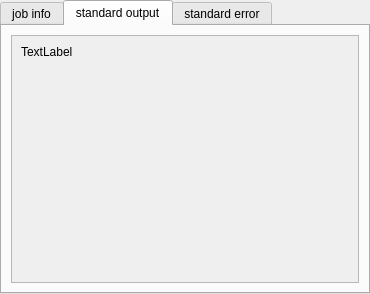
populse/soma-workflow, file python/soma/jobs/gui/JobInfo.ui: the form before one commit.
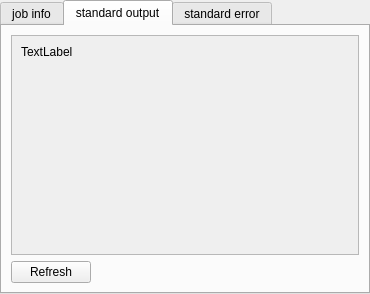
The form after the commit. The open tabs and pages were chosen to show the change.

Commit message: Faster GUI minimizing the communications with the server.

```diff
--- a/python/soma/jobs/gui/JobInfo.ui
+++ b/python/soma/jobs/gui/JobInfo.ui
@@ -150,8 +150,8 @@
         <rect>
          <x>0</x>
          <y>0</y>
-         <width>96</width>
-         <height>32</height>
+         <width>344</width>
+         <height>216</height>
         </rect>
        </property>
        <layout class="QVBoxLayout" name="verticalLayout_3">
@@ -169,6 +169,30 @@
       </widget>
      </widget>
     </item>
+    <item>
+     <layout class="QHBoxLayout" name="horizontalLayout_2">
+      <item>
+       <widget class="QPushButton" name="stdout_refresh_button">
+        <property name="text">
+         <string>Refresh</string>
+        </property>
+       </widget>
+      </item>
+      <item>
+       <spacer name="horizontalSpacer">
+        <property name="orientation">
+         <enum>Qt::Horizontal</enum>
+        </property>
+        <property name="sizeHint" stdset="0">
+         <size>
+          <width>40</width>
+          <height>20</height>
+         </size>
+        </property>
+       </spacer>
+      </item>
+     </layout>
+    </item>
    </layout>
   </widget>
   <widget class="QWidget" name="tab_stderr">
```
Left out of the diff: 28 changed lines with no effect on the pictures. The commit also changes 1 other file.
